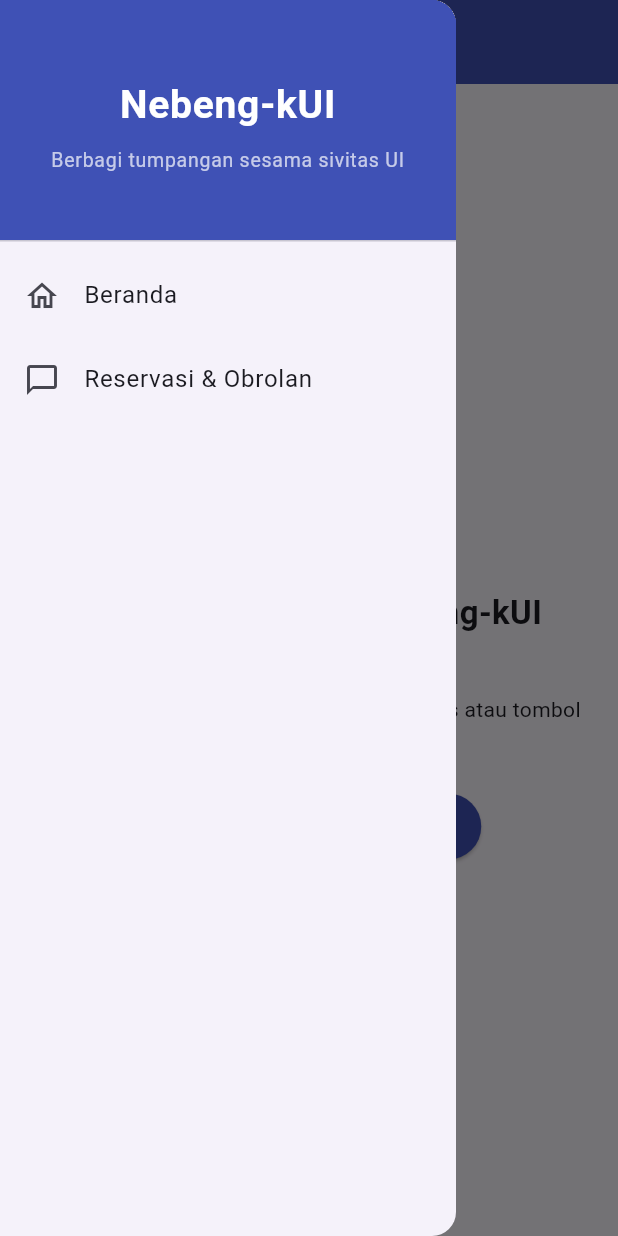
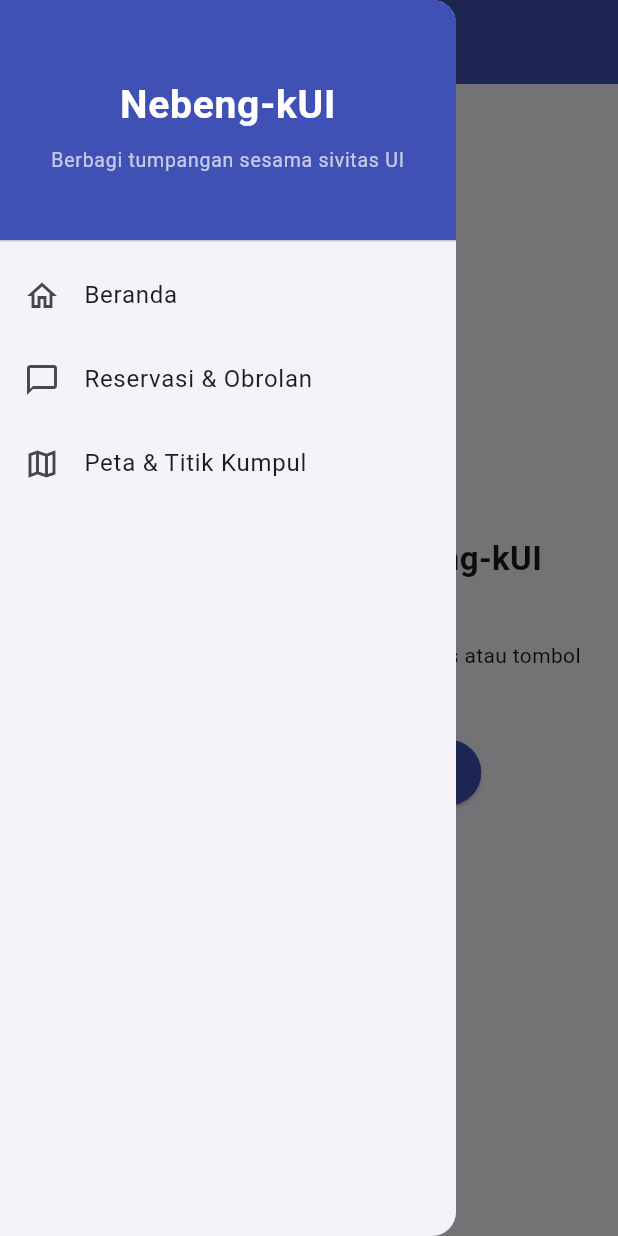
Before and after one commit to PBP-B-Kelompok-6/Nebeng-kUI-Mobile, a Flutter app: the screen it shows after launch, with the side drawer open, on a phone screen of 412 x 824 dp. Run offline on Flutter 3.47's test engine with Material 3 defaults, Android fonts, the phone set to English and light mode, and no system bars; our stand-ins replace material_ui.

Commit message:
feat: halaman peta dan navigasi Membuat halaman peta kosongan dan navigasi melalui tombol aksi dan drawer.

```diff
--- a/lib/screens/menu.dart
+++ b/lib/screens/menu.dart
@@ -1,4 +1,5 @@
 import 'package:material_ui/material_ui.dart';
+import 'package:nebengkui_mobile/maps/maps_page.dart';
 import 'package:nebengkui_mobile/widgets/left_drawer.dart';
 import 'package:nebengkui_mobile/reservasi/screens/inbox_reservasi_page.dart';
 
@@ -53,6 +54,27 @@ class MyHomePage extends StatelessWidget {
                 icon: const Icon(Icons.chat),
                 label: const Text('Buka Reservasi & Obrolan'),
               ),
+              const SizedBox(height: 24),
+              ElevatedButton.icon(
+                style: ElevatedButton.styleFrom(
+                  backgroundColor: Colors.indigo,
+                  foregroundColor: Colors.white,
+                  padding: const EdgeInsets.symmetric(
+                    horizontal: 20,
+                    vertical: 12,
+                  ),
+                ),
+                onPressed: () {
+                  Navigator.pushReplacement(
+                    context,
+                    MaterialPageRoute(
+                      builder: (context) => const MapsPage(),
+                    ),
+                  );
+                },
+                icon: const Icon(Icons.map),
+                label: const Text('Lihat Peta'),
+              ),
             ],
           ),
         ),
--- a/lib/widgets/left_drawer.dart
+++ b/lib/widgets/left_drawer.dart
@@ -1,4 +1,5 @@
 import 'package:material_ui/material_ui.dart';
+import 'package:nebengkui_mobile/maps/maps_page.dart';
 import 'package:nebengkui_mobile/screens/menu.dart';
 import 'package:nebengkui_mobile/reservasi/screens/inbox_reservasi_page.dart';
 
@@ -56,6 +57,18 @@ class LeftDrawer extends StatelessWidget {
               );
             },
           ),
+          ListTile(
+            leading: const Icon(Icons.map_outlined),
+            title: const Text('Peta & Titik Kumpul'),
+            onTap: () {
+              Navigator.pushReplacement(
+                context,
+                MaterialPageRoute(
+                  builder: (context) => const MapsPage(),
+                ),
+              );
+            },
+          ),
           // TODO: Anggota tim lain dapat menambahkan menu modulnya di bawah ini
         ],
       ),
```
Also changed, not shown: lib/maps/maps_page.dart (added, +22 -0 lines).
